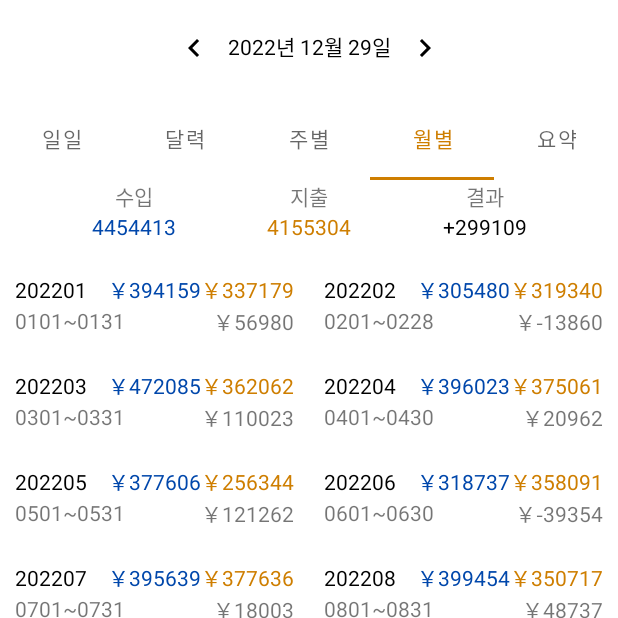
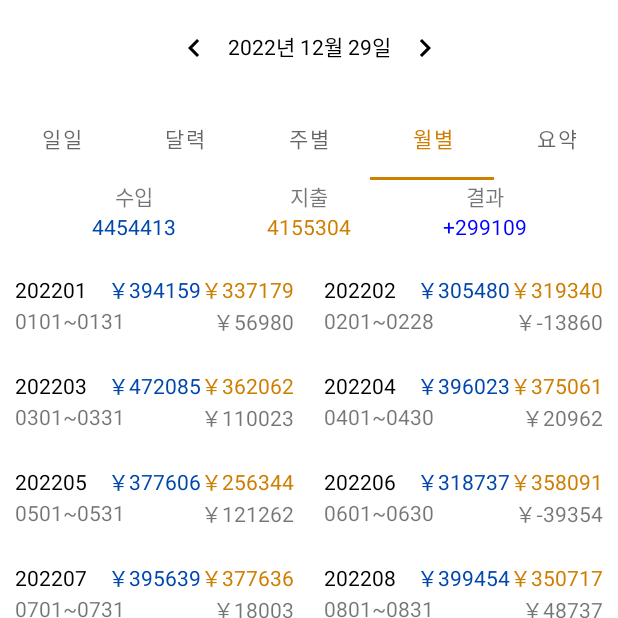
Before and after one commit to doyou1/app-fullstack-workspace, an Android app: the screen it shows after launch (MainActivity), tab 4 chosen, on a phone screen of 412 x 824 dp, the top half of it. Run offline under Robolectric (Android 15) with nearby library versions, the phone set to English and light mode, and no system bars; our stand-ins replace Room's generated code, data binding.

Commit message:
fee logic & summary color

```diff
--- a/AccountBookUISampling/app/src/main/java/com/example/accountbookuisampling/main/activity/MainActivity.kt
+++ b/AccountBookUISampling/app/src/main/java/com/example/accountbookuisampling/main/activity/MainActivity.kt
@@ -71,10 +71,14 @@ class MainActivity : AppCompatActivity() {
 
         if (sum > 0) {
             binding.tvSum.text = "+$sum"
+            binding.tvSum.setTextColor(COLOR_INCOME)
         } else if (sum == 0) {
             binding.tvSum.text = sum.toString()
+            binding.tvSum.setTextColor(COLOR_TRANSFER)
+
         } else {
             binding.tvSum.text = sum.toString()
+            binding.tvSum.setTextColor(COLOR_CONSUMPTION)
         }
     }
 
--- a/AccountBookUISampling/app/src/main/java/com/example/accountbookuisampling/room/dao/HistoryDao.kt
+++ b/AccountBookUISampling/app/src/main/java/com/example/accountbookuisampling/room/dao/HistoryDao.kt
@@ -17,13 +17,13 @@ interface HistoryDao {
     @Query("SELECT * FROM History WHERE date like :date || '%'")
     fun getByDate(date: String?): List<History>
 
-    @Query("SELECT type, sum(amount) as result, substr(date, 1, 6) as date FROM HISTORY WHERE substr(date, 1, 4) = :year group by type, substr(date, 1, 6) order by substr(date, 1, 6)")
+    @Query("SELECT type, sum(amount + fee) as result, substr(date, 1, 6) as date FROM HISTORY WHERE substr(date, 1, 4) = :year group by type, substr(date, 1, 6) order by substr(date, 1, 6)")
     fun getSummaryByYear(year: String?): List<Summary>
 
-    @Query("SELECT type, sum(amount) as result FROM HISTORY WHERE date like :date || '%' group by type")
+    @Query("SELECT type, sum(amount + fee) as result FROM HISTORY WHERE date like :date || '%' group by type")
     fun getSummaryByDate(date: String?): List<Summary>
 
-    @Query("SELECT type, sum(amount) as result, date FROM HISTORY WHERE :firstDate <= substr(date, 1, 8) and substr(date, 1, 8) <= :lastDate group by type, substr(date, 1, 8) order by substr(date, 1, 8)")
+    @Query("SELECT type, sum(amount + fee) as result, date FROM HISTORY WHERE :firstDate <= substr(date, 1, 8) and substr(date, 1, 8) <= :lastDate group by type, substr(date, 1, 8) order by substr(date, 1, 8)")
     fun getSummaryByPeriod(firstDate: String, lastDate: String): List<Summary>
 
     @Insert
```
